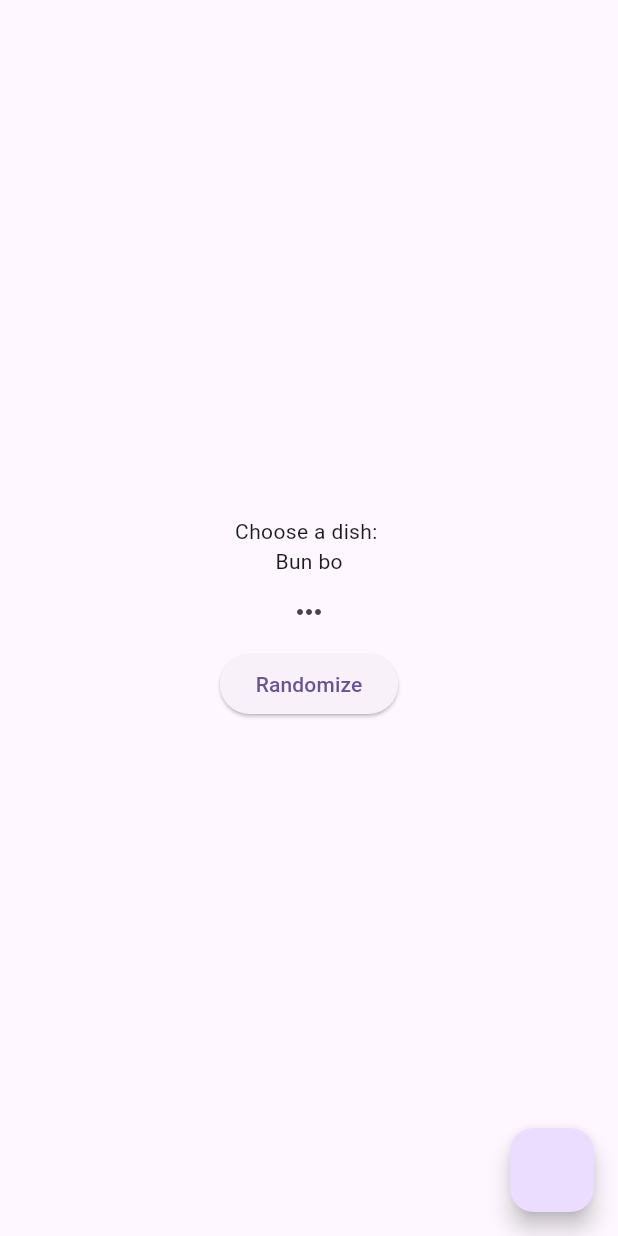
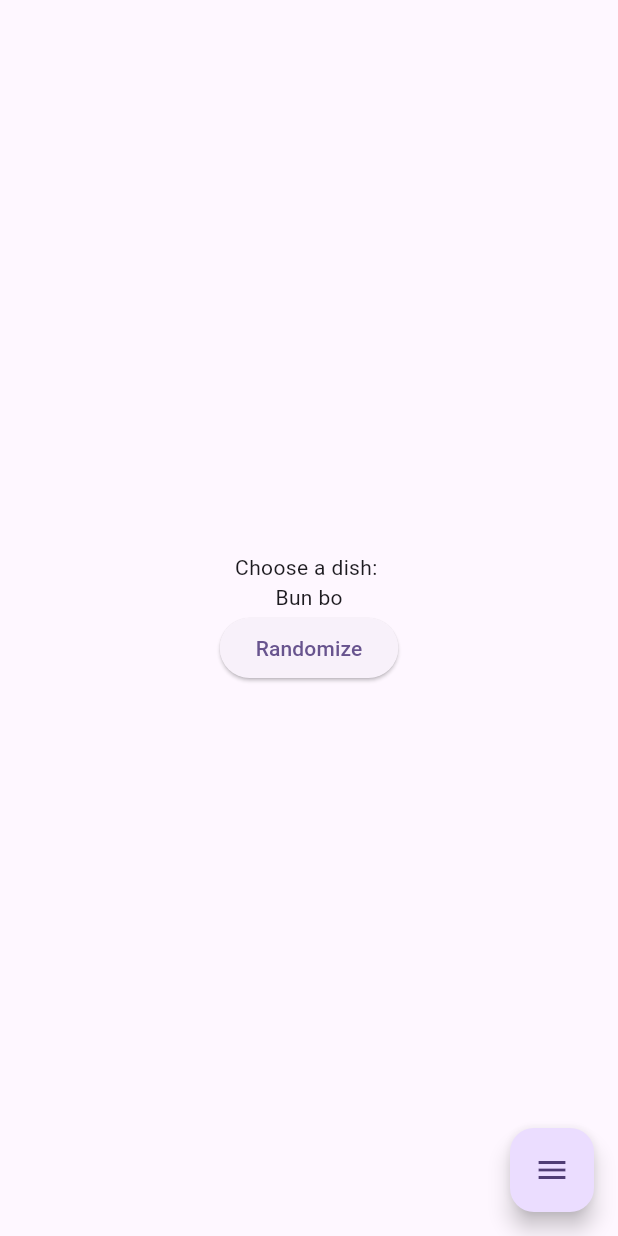
Before and after one commit to bi1024/LessonPaper1, a Flutter app: the screen it shows after launch, on a phone screen of 412 x 824 dp. Run offline on Flutter 3.47's test engine with Material 2 defaults, Android fonts, the phone set to English and light mode, and no system bars.

Commit message:
Changed icons in main.dart

```diff
--- a/lesson_paper1/lib/main.dart
+++ b/lesson_paper1/lib/main.dart
@@ -99,28 +99,31 @@ class _MyHomePageState extends State<MyHomePage> {
           Center(
             child: Text(list[counter]),
           ),
-          Center(
-              child: MenuAnchor(
-                  builder: (BuildContext context, MenuController controller,
-                      Widget? child) {
-                    return IconButton(
-                      onPressed: () {
-                        if (controller.isOpen) {
-                          controller.close();
-                        } else {
-                          controller.open();
-                        }
-                      },
-                      icon: const Icon(Icons.more_horiz),
-                      tooltip: 'Show menu',
-                    );
-                  },
-                  menuChildren: [
-                Text("data"),
-                Text(
-                  "data",
-                )
-              ])),
+          // Center(
+          //     child:
+          //     MenuAnchor(
+          //         builder: (BuildContext context, MenuController controller,
+          //         //     Widget? child) {
+          //         //   // return IconButton(
+          //         //   //   onPressed: () {
+          //         //   //     if (controller.isOpen) {
+          //         //   //       controller.close();
+          //         //   //     } else {
+          //         //   //       controller.open();
+          //         //   //     }
+          //         //   //   },
+          //         //   //   icon: const Icon(Icons.more_horiz),
+          //         //   //   tooltip: 'Show menu',
+          //         //   // );
+          //         // },
+          //         menuChildren: [
+          //       Text("data"),
+          //       Text(
+          //         "data",
+          //       )
+          //     ]
+          //     ),
+          // ),
           // Center(
           //   child: Text(String.fromCharCode(counter)),
           // ),
@@ -134,6 +137,7 @@ class _MyHomePageState extends State<MyHomePage> {
         ],
       ),
       floatingActionButton: FloatingActionButton(
+        child: Icon(Icons.menu),
         onPressed: () {
           showModalBottomSheet(
             context: context,
@@ -149,9 +153,7 @@ class _MyHomePageState extends State<MyHomePage> {
                             context: context,
                             builder: (BuildContext context) {
                               return StatefulBuilder(builder:
-                                  (BuildContext context,
-                                      StateSetter
-                                          setState /*You can rename this!*/) {
+                                  (BuildContext context, StateSetter setState) {
                                 return SizedBox(
                                   height: desiredHeight,
                                   child: Center(
@@ -188,7 +190,7 @@ class _MyHomePageState extends State<MyHomePage> {
                                                     setState(() {});
                                                   },
                                                   child: Icon(Icons
-                                                      .arrow_forward), // Add the trailing icon here
+                                                      .delete), // Add the trailing icon here
                                                 ),
                                               );
                                             },
@@ -210,11 +212,11 @@ class _MyHomePageState extends State<MyHomePage> {
                             context: context,
                             builder: (BuildContext context) {
                               return AlertDialog(
-                                title: Text('TextField in Dialog'),
+                                title: Text('Add a restaurant'),
                                 content: TextField(
                                   controller: _textFieldController,
-                                  decoration: InputDecoration(
-                                      hintText: "Text Field in Dialog"),
+                                  decoration:
+                                      InputDecoration(hintText: "Ex: Lotteria"),
                                 ),
                                 actions: [
                                   TextButton(
```
